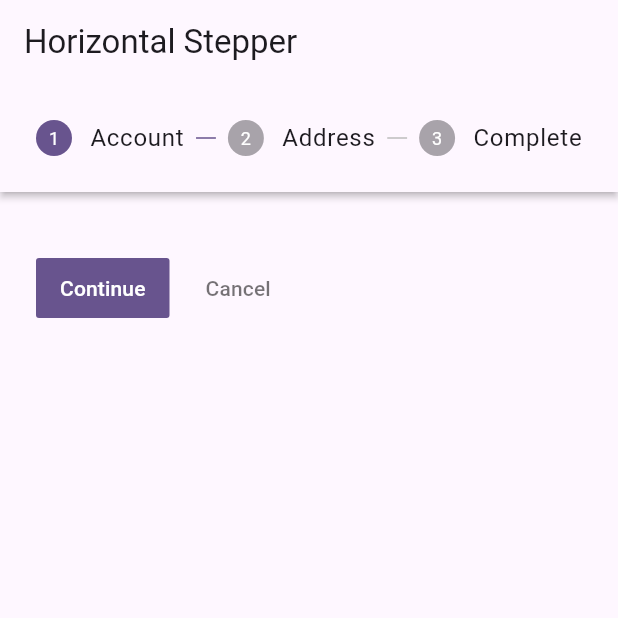
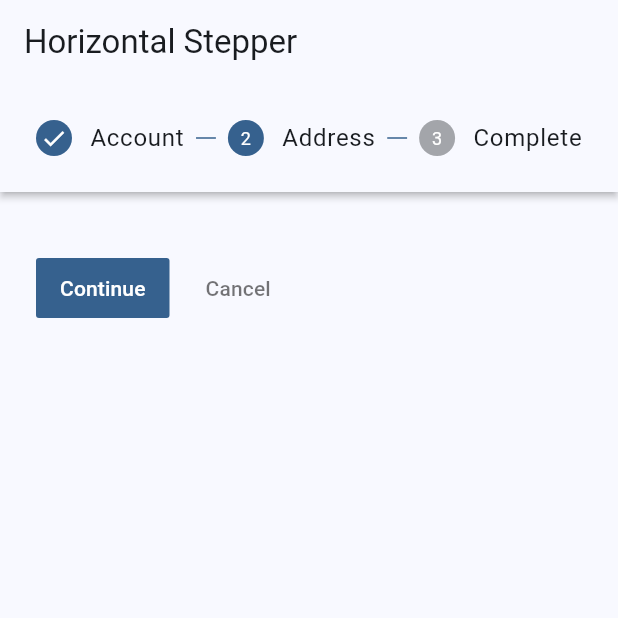
Before and after one commit to abdulawalarif/stepper_for_ecommerce, a Flutter app: the screen it shows after launch, after a tap on an icon or button, on a phone screen of 412 x 824 dp, the top half of it. Run offline on Flutter 3.47's test engine with Material 3 defaults, Android fonts, the light colour scheme and no system bars.

Commit message:
steps are clickable and done icon is added on com

```diff
--- /dev/null
+++ b/lib/horizontal_stepper.dart
@@ -0,0 +1,60 @@
+import 'package:flutter/material.dart';
+import 'package:stepper_for_ecommerce/main.dart';
+
+class HorizontalStepper extends StatefulWidget {
+  const HorizontalStepper({super.key});
+
+  @override
+  State<HorizontalStepper> createState() => _HorizontalStepperState();
+}
+
+class _HorizontalStepperState extends State<HorizontalStepper> {
+  int currentStep = 0;
+
+  @override
+  Widget build(BuildContext context) {
+    return Scaffold(
+      appBar: AppBar(
+        title: const Text('Horizontal Stepper'),
+      ),
+      body: Stepper(
+        type: StepperType.horizontal,
+        steps: getStepps(),
+        currentStep: currentStep,
+        onStepTapped: (step)=>  setState(() => currentStep = step),
+        onStepContinue: () {
+          final isLastStep = currentStep == getStepps().length - 1;
+          if (isLastStep) {
+            'Sending data to the server'.log();
+          } else {
+            setState(() => currentStep += 1);
+          }
+        },
+        onStepCancel: () {
+          currentStep == 0 ? null : setState(() => currentStep -= 1);
+        },
+      ),
+    );
+  }
+
+  List<Step> getStepps() => [
+        Step(
+          state: currentStep > 0 ? StepState.complete : StepState.indexed,
+          isActive: currentStep >= 0,
+          title: const Text('Account'),
+          content: Container(),
+        ),
+        Step(
+          state: currentStep > 1 ? StepState.complete : StepState.indexed,
+          isActive: currentStep >= 1,
+          title: const Text('Address'),
+          content: Container(),
+        ),
+        Step(
+          state: currentStep > 2 ? StepState.complete : StepState.indexed,
+          isActive: currentStep >= 2,
+          title: const Text('Complete'),
+          content: Container(),
+        ),
+      ];
+}
--- a/lib/main.dart
+++ b/lib/main.dart
@@ -1,5 +1,6 @@
 import 'package:flutter/material.dart';
 import 'dart:developer' as devtools show log;
+import 'horizontal_stepper.dart';
 
 void main() {
   runApp(const MyApp());
@@ -17,55 +18,16 @@
 }
 
 class _MyAppState extends State<MyApp> {
-  int currentStep = 0;
   @override
   Widget build(BuildContext context) {
     return MaterialApp(
       title: 'Flutter Demo',
       debugShowCheckedModeBanner: false,
       theme: ThemeData(
-        colorScheme: ColorScheme.fromSeed(seedColor: Colors.deepPurple),
+        colorScheme: ColorScheme.fromSeed(seedColor: Colors.blue),
         useMaterial3: true,
       ),
-      home: Scaffold(
-        appBar: AppBar(
-          title: const Text('Horizontal Stepper'),
-        ),
-        body: Stepper(
-          type: StepperType.horizontal,
-          steps: getStepps(),
-          currentStep: currentStep,
-          onStepContinue: () {
-            final isLastStep = currentStep == getStepps().length - 1;
-            if (isLastStep) {
-              'Sending data to the server'.log();
-            } else {
-              setState(() => currentStep += 1);
-            }
-          },
-          onStepCancel: () {
-            currentStep == 0?null: setState(() => currentStep -= 1);
-          },
-        ),
-      ),
+      home: const HorizontalStepper(),
     );
   }
-
-  List<Step> getStepps() => [
-        Step(
-          isActive: currentStep >= 0,
-          title: const Text('Account'),
-          content: Container(),
-        ),
-        Step(
-          isActive: currentStep >= 1,
-          title: const Text('Address'),
-          content: Container(),
-        ),
-        Step(
-          isActive: currentStep >= 2,
-          title: const Text('Complete'),
-          content: Container(),
-        ),
-      ];
 }
```
Also changed, not shown: horizontal_preview.gif (added), 1 other file.
